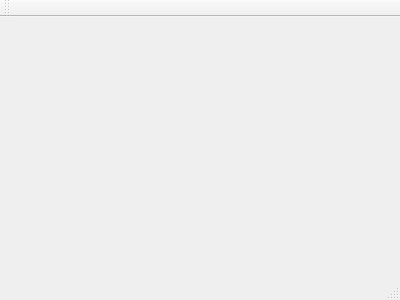
CheshireCat26/Library, file mainwindow.ui: the form before one commit.
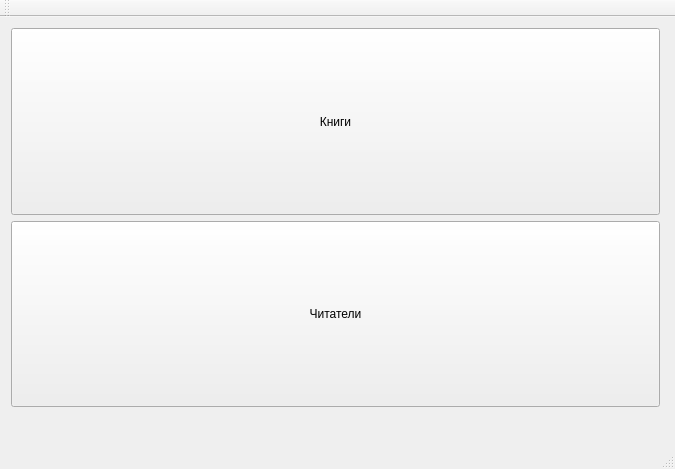
The form after the commit.

Commit message: Первая меню

```diff
--- a/mainwindow.ui
+++ b/mainwindow.ui
@@ -1,24 +1,81 @@
 <ui version="4.0">
  <class>MainWindow</class>
- <widget class="QMainWindow" name="MainWindow" >
-  <property name="geometry" >
+ <widget class="QMainWindow" name="MainWindow">
+  <property name="geometry">
    <rect>
     <x>0</x>
     <y>0</y>
-    <width>400</width>
-    <height>300</height>
+    <width>675</width>
+    <height>469</height>
    </rect>
   </property>
   <property name="windowTitle" >
    <string>MainWindow</string>
   </property>
-  <widget class="QMenuBar" name="menuBar" />
-  <widget class="QToolBar" name="mainToolBar" />
-  <widget class="QWidget" name="centralWidget" />
-  <widget class="QStatusBar" name="statusBar" />
+  <widget class="QWidget" name="centralWidget">
+   <widget class="QWidget" name="">
+    <property name="geometry">
+     <rect>
+      <x>0</x>
+      <y>0</y>
+      <width>671</width>
+      <height>401</height>
+     </rect>
+    </property>
+    <layout class="QVBoxLayout" name="verticalLayout">
+     <property name="sizeConstraint">
+      <enum>QLayout::SetDefaultConstraint</enum>
+     </property>
+     <item>
+      <widget class="QPushButton" name="pushButton">
+       <property name="sizePolicy">
+        <sizepolicy hsizetype="Minimum" vsizetype="Minimum">
+         <horstretch>0</horstretch>
+         <verstretch>0</verstretch>
+        </sizepolicy>
+       </property>
+       <property name="text">
+        <string>Книги</string>
+       </property>
+      </widget>
+     </item>
+     <item>
+      <widget class="QPushButton" name="pushButton_2">
+       <property name="sizePolicy">
+        <sizepolicy hsizetype="Minimum" vsizetype="Minimum">
+         <horstretch>0</horstretch>
+         <verstretch>0</verstretch>
+        </sizepolicy>
+       </property>
+       <property name="text">
+        <string>Читатели</string>
+       </property>
+      </widget>
+     </item>
+    </layout>
+   </widget>
+  </widget>
+  <widget class="QMenuBar" name="menuBar">
+   <property name="geometry">
+    <rect>
+     <x>0</x>
+     <y>0</y>
+     <width>675</width>
+     <height>20</height>
+    </rect>
+   </property>
+  </widget>
+  <widget class="QToolBar" name="mainToolBar">
+   <attribute name="toolBarArea">
+    <enum>TopToolBarArea</enum>
+   </attribute>
+   <attribute name="toolBarBreak">
+    <bool>false</bool>
+   </attribute>
+  </widget>
+  <widget class="QStatusBar" name="statusBar"/>
  </widget>
- <layoutDefault spacing="6" margin="11" />
- <pixmapfunction></pixmapfunction>
+ <layoutdefault spacing="6" margin="11"/>
  <resources/>
  <connections/>
 </ui>
```
Left out of the diff: 3 changed lines with no effect on the pictures.
